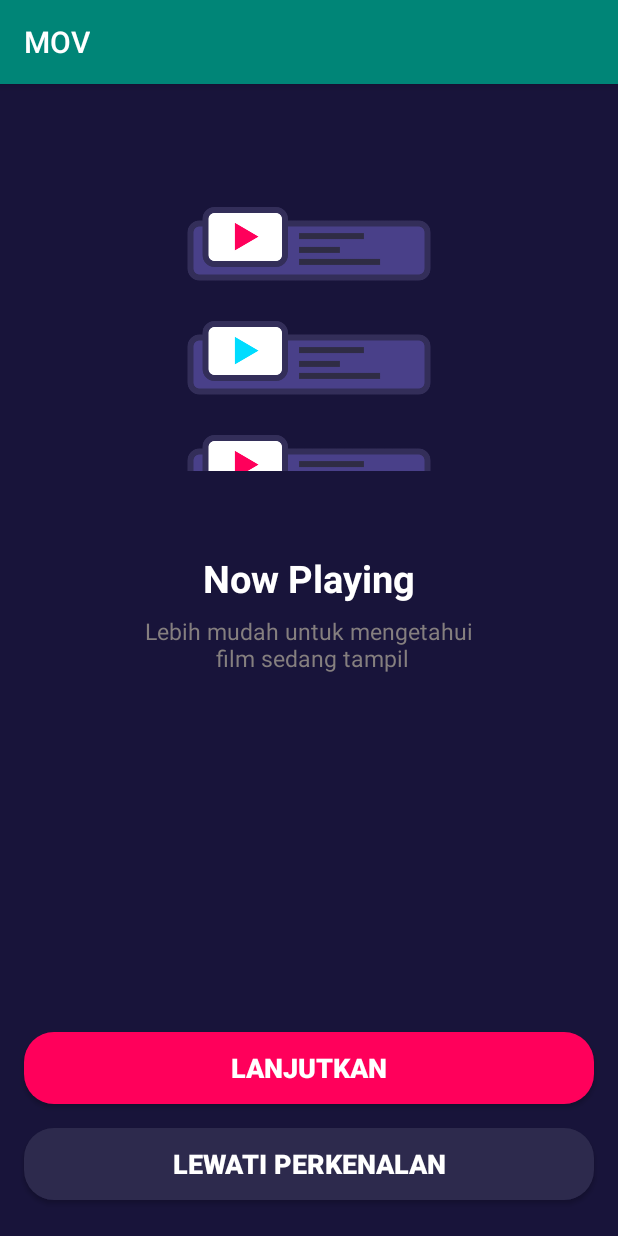
After one commit to fardanalgi/Ticketing_Movie, an Android app: the OnboardingSatuActivity screen opened directly, with no data from a screen before it, on a phone screen of 412 x 824 dp. The commit adds this screen. Run offline under Robolectric (Android 15) with nearby library versions, the phone set to English and light mode, and no system bars.

Commit message:
commit all

```diff
--- a/app/build.gradle
+++ b/app/build.gradle
@@ -25,7 +25,7 @@ android {
 
 dependencies {
     implementation fileTree(dir: 'libs', include: ['*.jar'])
-    implementation"org.jetbrains.kotlin:kotlin-stdlib-jdk7:$kotlin_version"
+    implementation "org.jetbrains.kotlin:kotlin-stdlib-jdk7:$kotlin_version"
     implementation 'androidx.appcompat:appcompat:1.0.2'
     implementation 'androidx.core:core-ktx:1.0.2'
     implementation 'androidx.constraintlayout:constraintlayout:1.1.3'
--- a/app/src/main/AndroidManifest.xml
+++ b/app/src/main/AndroidManifest.xml
@@ -9,6 +9,8 @@
         android:roundIcon="@mipmap/ic_launcher_round"
         android:supportsRtl="true"
         android:theme="@style/AppTheme">
+        <activity android:name=".onboarding.OnboardingduaActivity"></activity>
+        <activity android:name=".onboarding.OnboardingSatuActivity" />
         <activity android:name=".SplashScreen">
             <intent-filter>
                 <action android:name="android.intent.action.MAIN" />
--- /dev/null
+++ b/app/src/main/java/com/fardancompany/mov/onboarding/OnboardingSatuActivity.kt
@@ -0,0 +1,13 @@
+package com.fardancompany.mov.onboarding
+
+import androidx.appcompat.app.AppCompatActivity
+import android.os.Bundle
+import com.fardancompany.mov.R
+
+class OnboardingSatuActivity : AppCompatActivity() {
+
+    override fun onCreate(savedInstanceState: Bundle?) {
+        super.onCreate(savedInstanceState)
+        setContentView(R.layout.activity_onboarding_satu)
+    }
+}
--- /dev/null
+++ b/app/src/main/java/com/fardancompany/mov/onboarding/OnboardingduaActivity.kt
@@ -0,0 +1,13 @@
+package com.fardancompany.mov.onboarding
+
+import androidx.appcompat.app.AppCompatActivity
+import android.os.Bundle
+import com.fardancompany.mov.R
+
+class OnboardingduaActivity : AppCompatActivity() {
+
+    override fun onCreate(savedInstanceState: Bundle?) {
+        super.onCreate(savedInstanceState)
+        setContentView(R.layout.activity_onboardingdua)
+    }
+}
--- /dev/null
+++ b/app/src/main/res/drawable/button_biru_muda.xml
@@ -0,0 +1,7 @@
+<?xml version="1.0" encoding="utf-8"?>
+<shape xmlns:android="http://schemas.android.com/apk/res/android">
+
+    <solid android:color="@color/BiruMuda"/>
+    <corners android:radius="20dp"/>
+
+</shape>
--- /dev/null
+++ b/app/src/main/res/drawable/button_pink.xml
@@ -0,0 +1,7 @@
+<?xml version="1.0" encoding="utf-8"?>
+<shape xmlns:android="http://schemas.android.com/apk/res/android">
+
+    <solid android:color="@color/Pink"/>
+    <corners android:radius="20dp"/>
+
+</shape>
--- /dev/null
+++ b/app/src/main/res/layout/activity_onboarding_satu.xml
@@ -0,0 +1,80 @@
+<?xml version="1.0" encoding="utf-8"?>
+<androidx.constraintlayout.widget.ConstraintLayout xmlns:android="http://schemas.android.com/apk/res/android"
+    xmlns:app="http://schemas.android.com/apk/res-auto"
+    xmlns:tools="http://schemas.android.com/tools"
+    android:layout_width="match_parent"
+    android:layout_height="match_parent"
+    android:background="@color/biru"
+    tools:context=".onboarding.OnboardingSatuActivity">
+
+    <Button
+        android:id="@+id/button"
+        android:layout_width="0dp"
+        android:layout_height="wrap_content"
+        android:layout_marginStart="16dp"
+        android:layout_marginEnd="16dp"
+        android:layout_marginBottom="24dp"
+        android:background="@drawable/button_biru_muda"
+        android:text="@string/skip"
+        android:textStyle="bold"
+        android:textSize="18sp"
+        android:textColor="@color/putih"
+        app:layout_constraintBottom_toBottomOf="parent"
+        app:layout_constraintEnd_toEndOf="parent"
+        app:layout_constraintStart_toStartOf="parent" />
+
+    <Button
+        android:id="@+id/button2"
+        android:layout_width="0dp"
+        android:layout_height="wrap_content"
+        android:layout_marginStart="16dp"
+        android:layout_marginEnd="16dp"
+        android:layout_marginBottom="16dp"
+        android:background="@drawable/button_pink"
+        android:text="@string/next"
+        android:textColor="@color/putih"
+        android:textStyle="bold"
+        android:textSize="18sp"
+        app:layout_constraintBottom_toTopOf="@+id/button"
+        app:layout_constraintEnd_toEndOf="parent"
+        app:layout_constraintHorizontal_bias="0.498"
+        app:layout_constraintStart_toStartOf="parent" />
+
+    <ImageView
+        android:id="@+id/imageView2"
+        android:layout_width="200dp"
+        android:layout_height="200dp"
+        android:layout_marginStart="105dp"
+        android:layout_marginTop="58dp"
+        android:layout_marginEnd="106dp"
+        app:layout_constraintEnd_toEndOf="parent"
+        app:layout_constraintStart_toStartOf="parent"
+        app:layout_constraintTop_toTopOf="parent"
+        app:srcCompat="@drawable/onboarding_satu" />
+
+    <TextView
+        android:id="@+id/textView"
+        android:layout_width="wrap_content"
+        android:layout_height="wrap_content"
+        android:layout_marginTop="54dp"
+        android:text="@string/now_playing"
+        android:textStyle="bold"
+        android:textColor="@color/putih"
+        android:textSize="25sp"
+        app:layout_constraintEnd_toEndOf="parent"
+        app:layout_constraintStart_toStartOf="parent"
+        app:layout_constraintTop_toBottomOf="@+id/imageView2" />
+
+    <TextView
+        android:id="@+id/textView2"
+        android:layout_width="wrap_content"
+        android:layout_height="wrap_content"
+        android:layout_marginTop="7dp"
+        android:text="@string/now_playing_desc"
+        android:textColor="#857F7F"
+        android:gravity="center"
+        android:textSize="15sp"
+        app:layout_constraintEnd_toEndOf="parent"
+        app:layout_constraintStart_toStartOf="parent"
+        app:layout_constraintTop_toBottomOf="@+id/textView" />
+</androidx.constraintlayout.widget.ConstraintLayout>
--- /dev/null
+++ b/app/src/main/res/layout/activity_onboardingdua.xml
@@ -0,0 +1,9 @@
+<?xml version="1.0" encoding="utf-8"?>
+<androidx.constraintlayout.widget.ConstraintLayout xmlns:android="http://schemas.android.com/apk/res/android"
+    xmlns:app="http://schemas.android.com/apk/res-auto"
+    xmlns:tools="http://schemas.android.com/tools"
+    android:layout_width="match_parent"
+    android:layout_height="match_parent"
+    tools:context=".onboarding.OnboardingduaActivity">
+
+</androidx.constraintlayout.widget.ConstraintLayout>
--- a/app/src/main/res/values/colors.xml
+++ b/app/src/main/res/values/colors.xml
@@ -6,4 +6,5 @@
     <color name="biru">#18143A</color>
     <color name="Pink">#FF005B</color>
     <color name="BiruMuda">#2D2A4D</color>
+    <color name="putih">#fff</color>
 </resources>
--- a/app/src/main/res/values/strings.xml
+++ b/app/src/main/res/values/strings.xml
@@ -1,3 +1,7 @@
 <resources>
     <string name="app_name">MOV</string>
+    <string name="skip">lewati perkenalan</string>
+    <string name="next">Lanjutkan</string>
+    <string name="now_playing">Now Playing</string>
+    <string name="now_playing_desc">Lebih mudah untuk mengetahui\n film sedang tampil</string>
 </resources>
```
